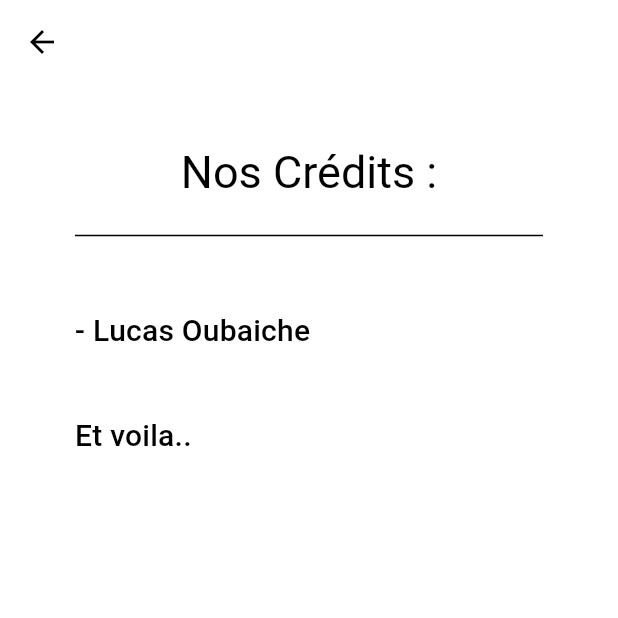
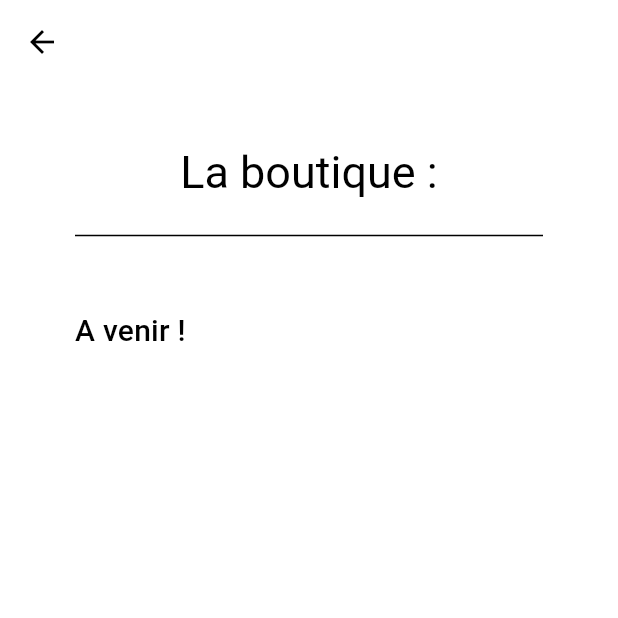
Before and after one commit to LuluOub/HelpOther1, a Flutter app: the screen it shows once a user with an empty profile is signed in, item 4 of the bottom bar chosen, after a tap on "Boutique", on a phone screen of 412 x 824 dp, the top half of it. Run offline on Flutter 3.47's test engine with Material 3 defaults, Android fonts, the phone set to English and light mode, and no system bars; our stand-ins replace carousel_slider, cloud_firestore, curved_navigation_bar, dropdown_button2, firebase_auth, firebase_core and 7 more; missing offline and left inert: checkmark, colorize_text_avatar; accounts and stored records are empty.

Commit message:
Version 1

```diff
--- a/HelpOther/lib/home/Homescreen.dart
+++ b/HelpOther/lib/home/Homescreen.dart
@@ -1,10 +1,11 @@
+import 'dart:async';
+
 import 'package:carousel_slider/carousel_slider.dart';
+import 'package:cloud_firestore/cloud_firestore.dart';
 import 'package:flutter/material.dart';
 import 'package:google_fonts/google_fonts.dart';
 import 'package:firebase_auth/firebase_auth.dart' as firebase_auth;
 import 'package:helpother/home/Discussion.dart';
-
-
 
 class home extends StatefulWidget {
   const home({Key? key}) : super(key: key);
@@ -16,14 +17,26 @@ class home extends StatefulWidget {
 class _homeState extends State<home> {
   firebase_auth.User? user;
 
+
+
+  void getdata() async{
+    var vari = await FirebaseFirestore.instance
+        .collection("users")
+        .doc(user?.uid)
+        .get();
+
+    setState (() {
+      print(vari.data()!['helpcoin']);
+      helpcoin = vari.data()!['helpcoin'];
+    });
+  }
+  var helpcoin;
   @override
   void initState() {
     super.initState();
     this.user = firebase_auth.FirebaseAuth.instance.currentUser;
+    getdata();
   }
-
-
-
 
   @override
   Widget build(BuildContext context) {
@@ -31,11 +44,17 @@ class _homeState extends State<home> {
 
     return Scaffold(
         backgroundColor: Theme.of(context).colorScheme.background,
+        appBar: AppBar(actions:[ Row( mainAxisAlignment: MainAxisAlignment.center,
+          children: [
+            Container(margin: EdgeInsets.only(left: 10),child: Image.asset('images/helpcoin.png',width: 100,)),
+            Container(child: Text("$helpcoin",style: Theme.of(context).textTheme.labelLarge,)),
+          ],
+        ),],elevation: 0, backgroundColor: Theme.of(context).colorScheme.background,),
         body : Container(
           child: ListView(
             children: [
 
-              Container( width: 372, padding: EdgeInsets.only(top:60),
+              Container( width: 372, padding: EdgeInsets.only(top:40),
 
                 child: Text('Content de te revoir ${user!.displayName} !',
                   style:Theme.of(context).textTheme.titleLarge,  textAlign: TextAlign.center,),
@@ -118,7 +137,7 @@ class _homeState extends State<home> {
 
                       onPressed: () {
                         Navigator.push(context, MaterialPageRoute(builder: (context) => Discussion()));},
-                      style: ElevatedButton.styleFrom(backgroundColor: Color(0xFF2541B2),shape: RoundedRectangleBorder(borderRadius: BorderRadius.circular(15),),),
+                      style: ElevatedButton.styleFrom(backgroundColor: Theme.of(context).buttonTheme.colorScheme!.background,shape: RoundedRectangleBorder(borderRadius: BorderRadius.circular(15),),),
                       child: Text(
                           "Allons-y !",
                           textAlign: TextAlign.center,
--- a/HelpOther/lib/home/profile.dart
+++ b/HelpOther/lib/home/profile.dart
@@ -3,7 +3,7 @@ import 'package:flutter/material.dart';
 import 'package:google_fonts/google_fonts.dart';
 import 'package:colorize_text_avatar/colorize_text_avatar.dart';
 import 'package:helpother/profile/Contact.dart';
-import 'package:helpother/profile/Credit.dart';
+import 'package:helpother/profile/Boutique.dart';
 import 'package:helpother/profile/Reglages.dart';
 import 'package:helpother/profile/compte.dart';
 import '../profile/Avis.dart';
--- a/HelpOther/lib/main.dart
+++ b/HelpOther/lib/main.dart
@@ -4,10 +4,7 @@ import 'package:helpother/Tuto/Notification.dart';
 import 'package:helpother/firebase_options.dart';
 import 'package:google_mobile_ads/google_mobile_ads.dart';
 import 'package:flutter/material.dart';
-import 'package:helpother/home/BottomNavBar.dart';
 import 'package:helpother/home/splashscreen_warpper.dart';
-import 'package:helpother/screens/question.dart';
-
 import 'package:helpother/services/authentication.dart';
 import 'package:helpother/theme/dark_theme.dart';
 import 'package:helpother/theme/light_theme.dart';
--- a/HelpOther/lib/profile/Credit.dart
+++ b/HelpOther/lib/profile/Boutique.dart
@@ -28,7 +28,7 @@ class _CreditsState extends State<Credits> {
             Row( mainAxisAlignment: MainAxisAlignment.center,
               children: [
                 Container( padding: EdgeInsets.only(top: 40),
-                  child: Text('Nos Crédits :', style: Theme.of(context).textTheme.titleLarge,),
+                  child: Text('La boutique :', style: Theme.of(context).textTheme.titleLarge,),
                 ),
               ],
             ),
@@ -41,14 +41,7 @@ class _CreditsState extends State<Credits> {
             Row(
               children: [
                 Container( padding: EdgeInsets.only(top: 40,left: 50),
-                  child: Text('- Lucas Oubaiche', style: Theme.of(context).textTheme.titleMedium),),
-              ],
-            ),
-            Row(
-              children: [
-                Container( padding: EdgeInsets.only(top: 40,left: 50),
-                  child: Text('Et voila..', style: Theme.of(context).textTheme.titleMedium),),
-
+                  child: Text('A venir !', style: Theme.of(context).textTheme.titleMedium),),
               ],
             ),
 
--- a/HelpOther/lib/services/authentication.dart
+++ b/HelpOther/lib/services/authentication.dart
@@ -36,7 +36,7 @@ class AuthenticationService {
       if (user == null) {
         throw Exception("No user found");
       } else {
-        await DatabaseService(user.uid).saveUser(name,email,'eleve');
+        await DatabaseService(user.uid).saveUser(name,email,'eleve',50);
 
         return _userFromFirebaseUser(user);
       }
--- a/HelpOther/lib/services/database.dart
+++ b/HelpOther/lib/services/database.dart
@@ -10,8 +10,8 @@ class DatabaseService {
   final CollectionReference<Map<String, dynamic>> userCollection =
     FirebaseFirestore.instance.collection("users");
 
-  Future<void> saveUser(String name, String email,String role) async {
-    return await userCollection.doc(uid).set({'name': name, 'email': email,'role':role});
+  Future<void> saveUser(String name, String email,String role,int HelpCoin) async {
+    return await userCollection.doc(uid).set({'name': name, 'email': email,'role':role,'helpcoin':HelpCoin});
   }
 
   Future<void> saveToken(String? token) async {
--- a/HelpOther/lib/theme/dark_theme.dart
+++ b/HelpOther/lib/theme/dark_theme.dart
@@ -6,7 +6,7 @@ ThemeData darkTheme = ThemeData(
   brightness: Brightness.dark,
   buttonTheme: ButtonThemeData(
     colorScheme: ColorScheme.dark(
-      background: Color(0xFF20A4F3),
+      background: Color(0xFF2176ff),
       primary: Colors.white
     )
   ),
@@ -40,23 +40,23 @@ ThemeData darkTheme = ThemeData(
       color: Colors.white, fontSize: 15, fontWeight: FontWeight.bold
     ),
     headlineMedium: GoogleFonts.montserrat(
-      color: Color(0xFF20A4F3), fontWeight: FontWeight.bold, fontSize: 15
+      color: Color(0xFF2176ff), fontWeight: FontWeight.bold, fontSize: 15
     ),
   ),
   bottomNavigationBarTheme: BottomNavigationBarThemeData(
     backgroundColor: Color(0xFF161717),
-    selectedItemColor: Color(0xFF20A4F3),
+    selectedItemColor: Color(0xFF2176ff),
     unselectedItemColor: Color(0xF030FF3),
     elevation: 3,
 
     selectedIconTheme: IconThemeData(
-      color: Color(0xFF20A4F3),
+      color: Color(0xFF2176ff),
 
     ),
   ),
   colorScheme: ColorScheme.dark(
   background : Color(0xFF171819),
-    primary: Color(0xFF20A4F3),
+    primary: Color(0xFF2176ff),
     secondary: Colors.white,
     tertiary: Colors.blueGrey[700]
   ),
```
Also changed, not shown: HelpOther/pubspec.yaml (+4 -4 lines), HelpOther/images/construction.png (added), HelpOther/images/helpcoin.png (added), HelpOther/pubspec.lock, 1 other file.
